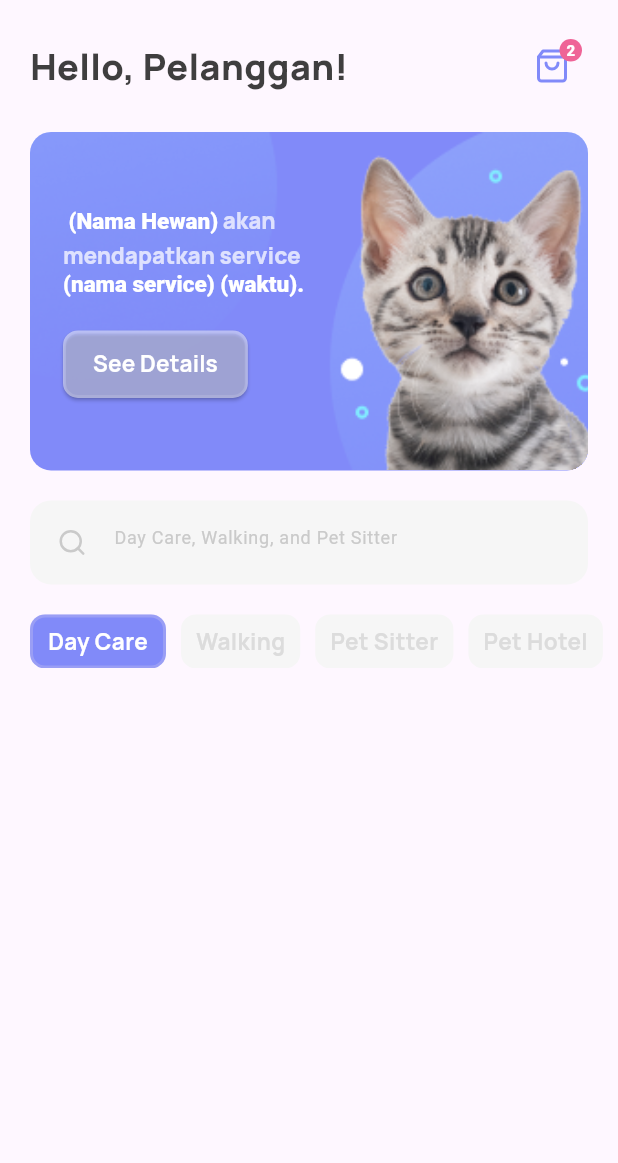
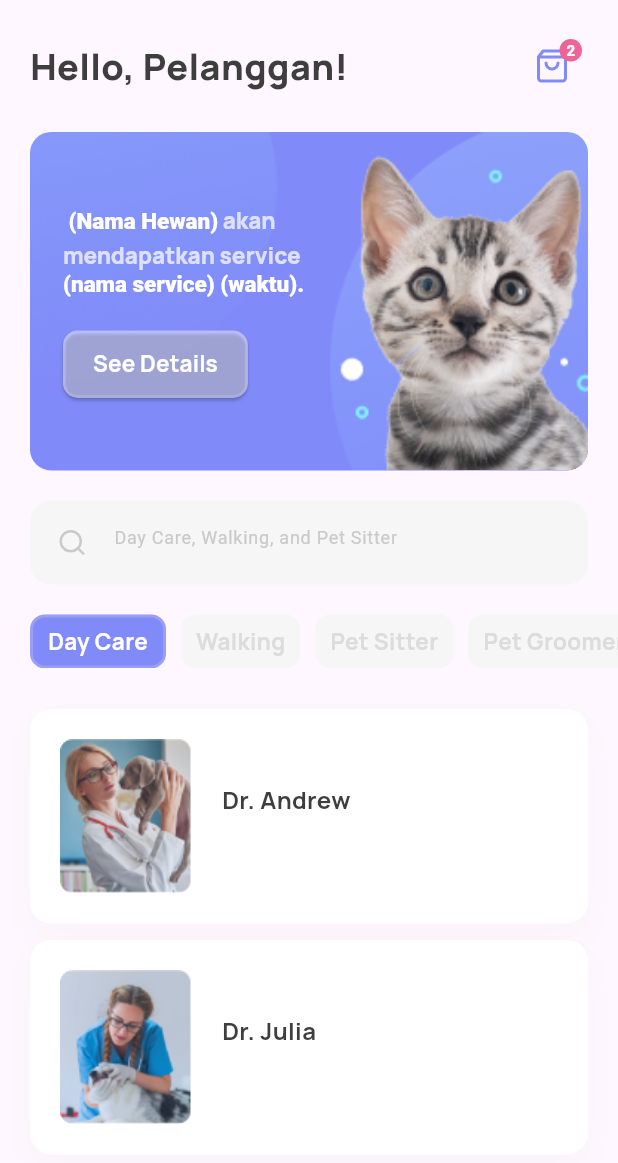
Before and after one commit to AndrewMatanari/UAS_PBB_2022130035, a Flutter app: the screen it shows after launch, on a phone screen of 412 x 824 dp. Shown: the top 1163 px of the screen. Run offline on Flutter 3.47's test engine with Material 3 defaults, Android fonts, the phone set to English and light mode, and no system bars; our stand-ins replace flutter_feather_icons, flutter_svg, google_fonts.

Commit message:
membuat card reservasi

```diff
--- /dev/null
+++ b/lib/models/employees_model.dart
@@ -0,0 +1,30 @@
+import 'package:petcare_mobile/models/service_model.dart';
+
+class EmployeesModel {
+  String name;
+  String image;
+  List<String> service;
+  String address;
+
+  EmployeesModel({
+    required this.name,
+    required this.image,
+    required this.service,
+    required this.address,
+  });
+}
+
+var employees = [
+  EmployeesModel(
+    name: "Dr. Andrew",
+    image:"Profile1.png",
+    service: Service.all(),
+    address: "123 Main Street, Anytown, USA",
+  ),
+  EmployeesModel(
+    name: "Dr. Julia",
+    image:"Profile2.png",
+    service: Service.all(),
+    address: "123 Main Street, Anytown, USA",
+  ),
+];
--- /dev/null
+++ b/lib/models/service_model.dart
@@ -0,0 +1,13 @@
+
+class Service{
+  static String DayCare = "Day Care";
+  static String Walking = "Walking";
+  static String PetSitter = "Pet Sitter";
+  static String PetGroomer = "Pet Groomer";
+  static String PetTrainer = "Pet Trainer";
+  static String PetBoarding = "Pet Boarding";
+
+  static List<String> all(){
+    return [DayCare,Walking,PetSitter,PetGroomer,PetTrainer,PetBoarding];
+  }
+}
--- a/lib/screens/home_screen.dart
+++ b/lib/screens/home_screen.dart
@@ -2,14 +2,8 @@ import 'package:flutter/material.dart';
 import 'package:flutter/services.dart';
 import 'package:google_fonts/google_fonts.dart';
 import 'package:flutter_feather_icons/flutter_feather_icons.dart';
-
-var services = [
-  "Day Care",
-  "Walking",
-  "Pet Sitter",
-  "Pet Hotel",
-  "Pet Store",
-];
+import 'package:petcare_mobile/models/employees_model.dart';
+import 'package:petcare_mobile/models/service_model.dart';
 
 var selectedServices = 0;
 
@@ -39,11 +33,77 @@ class HomeScreen extends StatelessWidget{
           const SizedBox(
             height: 20,
           ),
-          _services()
+          _services(),
+          const SizedBox(
+            height: 27,
+            ),
+            _employees(),
           ],
         )
       ),
     );
+  }
+
+  ListView _employees() {
+    return ListView.separated(
+      padding: EdgeInsets.symmetric(horizontal:20),
+            physics: const NeverScrollableScrollPhysics(),
+            shrinkWrap: true,
+            itemBuilder: (context, index) => _employee(employees[index]),
+            separatorBuilder: (context, index) => const SizedBox(
+              height: 11
+            ),
+            itemCount: employees.length);
+  }
+
+  Container _employee(EmployeesModel employeesModel) {
+    return Container(
+            padding: const EdgeInsets.all(20),
+            decoration: BoxDecoration(
+              boxShadow: [
+                BoxShadow(
+                  color: const Color(0xFFF1E5E5).withOpacity(.22),
+                  blurRadius: 20,
+                  offset: const Offset(0, 10),
+              )],
+              color: Colors.white,
+              borderRadius: BorderRadius.circular(14),
+            ),
+            child: Row(
+              children: [
+                Container(
+                  clipBehavior: Clip.hardEdge,
+                  decoration: BoxDecoration(
+                    borderRadius: BorderRadius.circular(8),
+                  ),
+                child: Image.asset(
+                  'assets/images/${employeesModel.image}',
+                width: 88,
+                height: 103,
+                )
+                ),
+                const SizedBox(
+                  width: 20,
+                ),
+                Column(
+                  children: [
+                    Text(employeesModel.name,
+                    style: GoogleFonts.manrope(
+                      fontSize: 16,
+                      fontWeight: FontWeight.bold,
+                      color: const Color(0xFF3F3E3F)),
+                      ),
+                    const SizedBox(
+                      height: 7,
+                    ),
+                    RichText(text: TextSpan(
+
+                    ))
+                  ],
+                )
+              ],
+            ),
+          );
   }
 
   SizedBox _services() {
@@ -67,7 +127,7 @@ class HomeScreen extends StatelessWidget{
                 borderRadius: BorderRadius.circular(10),
                   ),
               child: Center(
-                child: Text(services [index],
+                child: Text(Service.all() [index],
                   style: GoogleFonts.manrope(
                     fontSize: 15,
                     fontWeight: FontWeight.bold,
@@ -80,7 +140,7 @@ class HomeScreen extends StatelessWidget{
             ),
             separatorBuilder: (context, index) => const SizedBox(
               width: 10,),
-              itemCount: services.length,
+              itemCount: Service.all().length,
           ),
         );
   }
```
Also changed, not shown: assets/images/Profile1.png (added), assets/images/Profile2.png (added).
